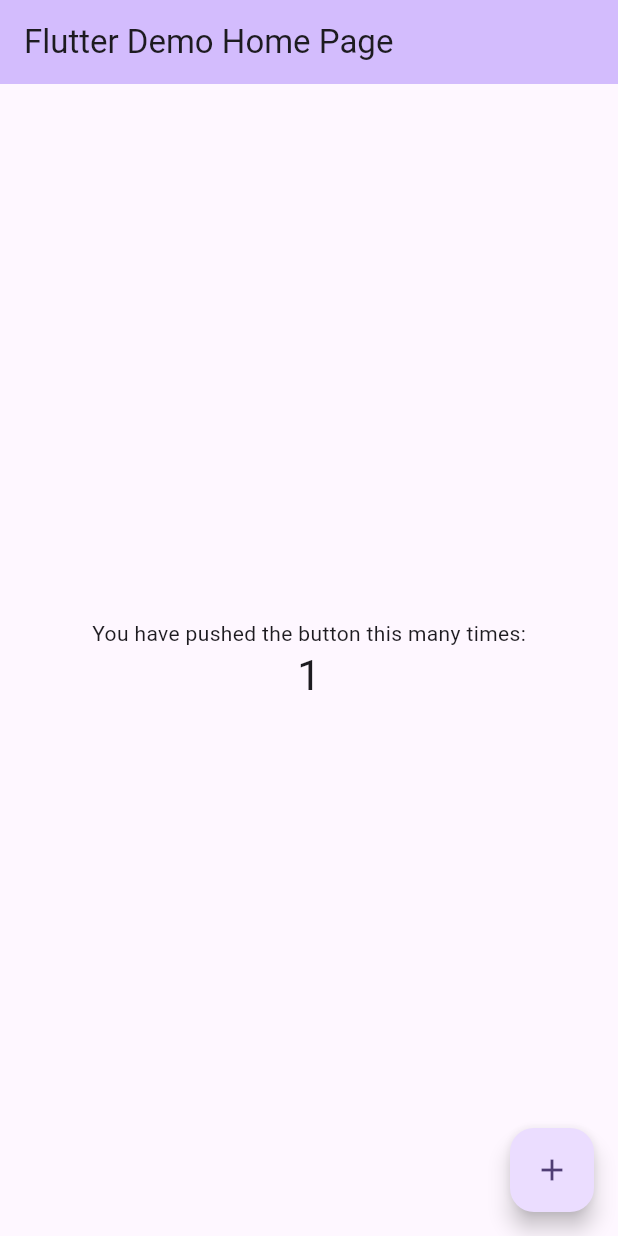
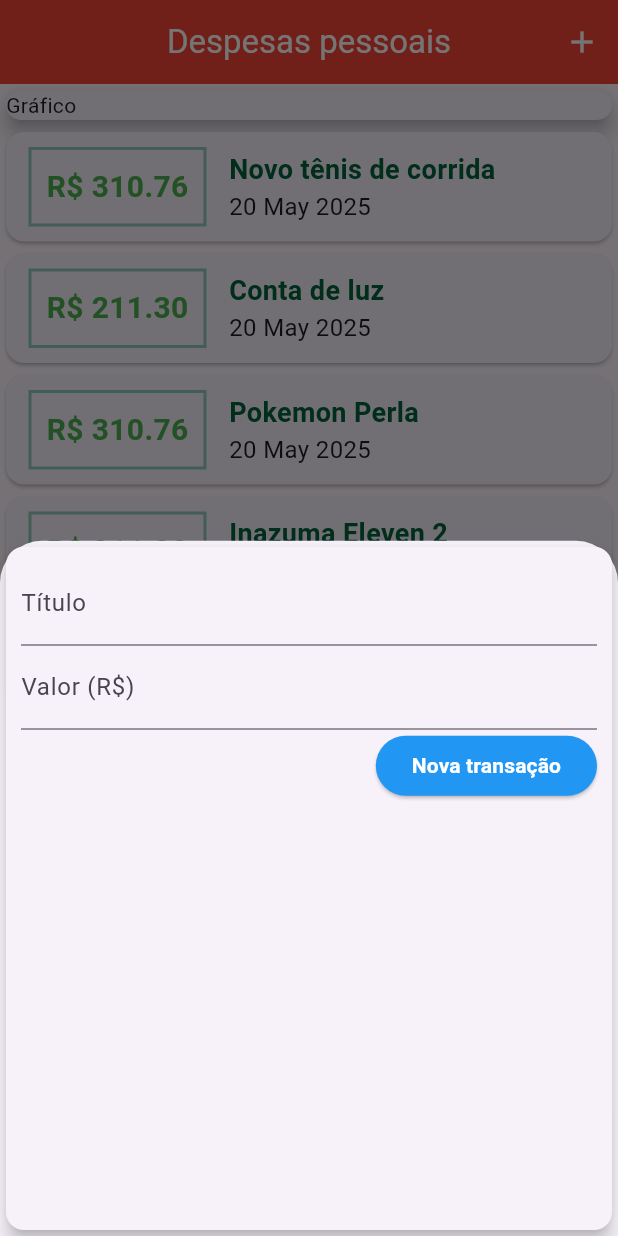
Before and after one commit to alejandrolozano13/projeto_expenses_flutter, a Flutter app: the screen it shows after launch, after a tap on the "add" icon, on a phone screen of 412 x 824 dp. Run offline on Flutter 3.47's test engine with Material 3 defaults, Android fonts, the phone set to English and light mode, and no system bars; statements that could not run were skipped.

```diff
--- /dev/null
+++ b/expenses/lib/components/transactionForm.dart
@@ -0,0 +1,64 @@
+import 'package:flutter/material.dart';
+
+class Transactionform extends StatefulWidget {
+  final void Function(String, double) onSubmit;
+  Transactionform(this.onSubmit);
+
+  @override
+  State<Transactionform> createState() => _TransactionformState();
+}
+
+class _TransactionformState extends State<Transactionform> {
+  final titleController = TextEditingController();
+  final valueController = TextEditingController();
+
+  _submitForm() {
+    final title = titleController.text;
+    final value = double.tryParse(valueController.text) ?? 0.0;
+
+    if (title.isEmpty || value <= 0) return;
+    widget.onSubmit(title, value);
+  }
+
+  @override
+  Widget build(BuildContext context) {
+    return Card(
+      elevation: 5,
+      child: Padding(
+        padding: const EdgeInsets.all(10),
+        child: Column(
+          children: [
+            TextField(
+              decoration: InputDecoration(labelText: "Título"),
+              controller: titleController,
+            ),
+            TextField(
+              decoration: InputDecoration(labelText: "Valor (R\$)"),
+              keyboardType: TextInputType.numberWithOptions(decimal: true),
+              onSubmitted: (_) => _submitForm(),
+              controller: valueController,
+            ),
+            Row(
+              mainAxisAlignment: MainAxisAlignment.end,
+              children: [
+                ElevatedButton(
+                  style: ElevatedButton.styleFrom(
+                    backgroundColor: Colors.blue,
+                  ),
+                  onPressed: _submitForm,
+                  child: Text(
+                    "Nova transação",
+                    style: TextStyle(
+                      color: Colors.white,
+                      fontWeight: FontWeight.bold,
+                    ),
+                  ),
+                ),
+              ],
+            ),
+          ],
+        ),
+      ),
+    );
+  }
+}
--- /dev/null
+++ b/expenses/lib/components/transactionList.dart
@@ -0,0 +1,66 @@
+import '../models/transaction.dart';
+import 'package:flutter/material.dart';
+import 'package:intl/intl.dart';
+
+class Transactionlist extends StatelessWidget {
+  final List<Transaction> transactions;
+
+  Transactionlist(this.transactions);
+
+  @override
+  Widget build(BuildContext context) {
+    return Container(
+      height: 500,
+      child: ListView.builder(
+        itemCount: transactions.length,
+        itemBuilder: (context, index) {
+          final tr = transactions[index];
+          return Card(
+            child: Row(
+              mainAxisAlignment: MainAxisAlignment.start,
+              crossAxisAlignment: CrossAxisAlignment.center,
+              children: [
+                Container(
+                  margin: EdgeInsets.symmetric(horizontal: 15, vertical: 10),
+                  decoration: BoxDecoration(
+                    border: Border.all(
+                      color: const Color.fromARGB(255, 142, 202, 184),
+                      width: 2,
+                    ),
+                  ),
+                  padding: EdgeInsets.all(10),
+                  child: Text(
+                    "R\$ ${tr.value.toStringAsFixed(2)}",
+                    style: TextStyle(
+                      fontSize: 20,
+                      fontWeight: FontWeight.bold,
+                      color: Colors.green,
+                    ),
+                  ),
+                ),
+                Column(
+                  mainAxisAlignment: MainAxisAlignment.start,
+                  crossAxisAlignment: CrossAxisAlignment.start,
+                  children: [
+                    Text(
+                      tr.title,
+                      style: TextStyle(
+                        fontWeight: FontWeight.bold,
+                        fontSize: 18,
+                        color: const Color.fromARGB(255, 3, 97, 58),
+                      ),
+                    ),
+                    Text(
+                      DateFormat('d MMM y').format(tr.date),
+                      style: TextStyle(fontSize: 16),
+                    ),
+                  ],
+                ),
+              ],
+            ),
+          );
+        },
+      ),
+    );
+  }
+}
--- /dev/null
+++ b/expenses/lib/components/transactionUser.dart
@@ -0,0 +1,14 @@
+import 'package:flutter/material.dart';
+import '../models/transaction.dart';
+import './transactionList.dart';
+
+class Transactionuser extends StatelessWidget {
+
+  final List<Transaction> transactions;
+  Transactionuser(this.transactions);
+
+  @override
+  Widget build(BuildContext context) {
+    return Transactionlist(transactions);
+  }
+}
--- a/expenses/lib/main.dart
+++ b/expenses/lib/main.dart
@@ -1,122 +1,140 @@
+import 'package:expenses/components/transactionUser.dart';
 import 'package:flutter/material.dart';
+import 'package:expenses/models/transaction.dart';
+import 'dart:math';
+import 'package:expenses/components/transactionForm.dart';
 
-void main() {
-  runApp(const MyApp());
-}
+void main() => runApp(Expenses());
 
-class MyApp extends StatelessWidget {
-  const MyApp({super.key});
-
-  // This widget is the root of your application.
+class Expenses extends StatelessWidget {
   @override
   Widget build(BuildContext context) {
     return MaterialApp(
-      title: 'Flutter Demo',
+      home: MyHomePage(),
       theme: ThemeData(
-        // This is the theme of your application.
-        //
-        // TRY THIS: Try running your application with "flutter run". You'll see
-        // the application has a purple toolbar. Then, without quitting the app,
-        // try changing the seedColor in the colorScheme below to Colors.green
-        // and then invoke "hot reload" (save your changes or press the "hot
-        // reload" button in a Flutter-supported IDE, or press "r" if you used
-        // the command line to start the app).
-        //
-        // Notice that the counter didn't reset back to zero; the application
-        // state is not lost during the reload. To reset the state, use hot
-        // restart instead.
-        //
-        // This works for code too, not just values: Most code changes can be
-        // tested with just a hot reload.
-        colorScheme: ColorScheme.fromSeed(seedColor: Colors.deepPurple),
+        primaryColor:
       ),
-      home: const MyHomePage(title: 'Flutter Demo Home Page'),
     );
   }
 }
 
 class MyHomePage extends StatefulWidget {
-  const MyHomePage({super.key, required this.title});
-
-  // This widget is the home page of your application. It is stateful, meaning
-  // that it has a State object (defined below) that contains fields that affect
-  // how it looks.
-
-  // This class is the configuration for the state. It holds the values (in this
-  // case the title) provided by the parent (in this case the App widget) and
-  // used by the build method of the State. Fields in a Widget subclass are
-  // always marked "final".
-
-  final String title;
-
   @override
   State<MyHomePage> createState() => _MyHomePageState();
 }
 
 class _MyHomePageState extends State<MyHomePage> {
-  int _counter = 0;
+  _openTransactionFormModal(BuildContext context) {
+    showModalBottomSheet(
+      context: context,
+      builder: (_) {
+        return Transactionform(_addTransaction);
+      },
+    );
+  }
 
-  void _incrementCounter() {
+  final _transactions = [
+    Transaction(
+      id: 't1',
+      title: 'Novo tênis de corrida',
+      value: 310.76,
+      date: DateTime.now(),
+    ),
+    Transaction(
+      id: 't2',
+      title: 'Conta de luz',
+      value: 211.30,
+      date: DateTime.now(),
+    ),
+    Transaction(
+      id: 't3',
+      title: 'Pokemon Perla',
+      value: 310.76,
+      date: DateTime.now(),
+    ),
+    Transaction(
+      id: 't4',
+      title: 'Inazuma Eleven 2',
+      value: 211.30,
+      date: DateTime.now(),
+    ),
+    Transaction(
+      id: 't5',
+      title: 'Marreta',
+      value: 310.76,
+      date: DateTime.now(),
+    ),
+    Transaction(
+      id: 't6',
+      title: 'Gatonilo',
+      value: 211.30,
+      date: DateTime.now(),
+    ),
+    Transaction(
+      id: 't7',
+      title: 'Real Madrido',
+      value: 211.30,
+      date: DateTime.now(),
+    ),
+    Transaction(
+      id: 't8',
+      title: 'Barchelona',
+      value: 211.30,
+      date: DateTime.now(),
+    ),
+  ];
+
+  void _addTransaction(String title, double value) {
+    final newTransaction = Transaction(
+      id: Random().nextDouble().toString(),
+      title: title,
+      value: value,
+      date: DateTime.now(),
+    );
+
     setState(() {
-      // This call to setState tells the Flutter framework that something has
-      // changed in this State, which causes it to rerun the build method below
-      // so that the display can reflect the updated values. If we changed
-      // _counter without calling setState(), then the build method would not be
-      // called again, and so nothing would appear to happen.
-      _counter++;
+      _transactions.add(newTransaction);
     });
+
+    Navigator.of(context).pop(); // fechando o contexto da nossa modal
   }
 
   @override
   Widget build(BuildContext context) {
-    // This method is rerun every time setState is called, for instance as done
-    // by the _incrementCounter method above.
-    //
-    // The Flutter framework has been optimized to make rerunning build methods
-    // fast, so that you can just rebuild anything that needs updating rather
-    // than having to individually change instances of widgets.
     return Scaffold(
       appBar: AppBar(
-        // TRY THIS: Try changing the color here to a specific color (to
-        // Colors.amber, perhaps?) and trigger a hot reload to see the AppBar
-        // change color while the other colors stay the same.
-        backgroundColor: Theme.of(context).colorScheme.inversePrimary,
-        // Here we take the value from the MyHomePage object that was created by
-        // the App.build method, and use it to set our appbar title.
-        title: Text(widget.title),
+        title: Text("Despesas pessoais"),
+        backgroundColor: Colors.red,
+        foregroundColor: Colors.white,
+        centerTitle: true,
+        actions: [
+          IconButton(
+            onPressed: () => _openTransactionFormModal(context),
+            icon: Icon(Icons.add),
+          ),
+        ],
       ),
-      body: Center(
-        // Center is a layout widget. It takes a single child and positions it
-        // in the middle of the parent.
+      body: SingleChildScrollView(
         child: Column(
-          // Column is also a layout widget. It takes a list of children and
-          // arranges them vertically. By default, it sizes itself to fit its
-          // children horizontally, and tries to be as tall as its parent.
-          //
-          // Column has various properties to control how it sizes itself and
-          // how it positions its children. Here we use mainAxisAlignment to
-          // center the children vertically; the main axis here is the vertical
-          // axis because Columns are vertical (the cross axis would be
-          // horizontal).
-          //
-          // TRY THIS: Invoke "debug painting" (choose the "Toggle Debug Paint"
-          // action in the IDE, or press "p" in the console), to see the
-          // wireframe for each widget.
-          mainAxisAlignment: MainAxisAlignment.center,
-          children: <Widget>[
-            const Text('You have pushed the button this many times:'),
-            Text(
-              '$_counter',
-              style: Theme.of(context).textTheme.headlineMedium,
+          mainAxisAlignment: MainAxisAlignment.start,
+          crossAxisAlignment: CrossAxisAlignment.start,
+          children: [
+            SizedBox(
+              width: double.infinity,
+              child: Card(elevation: 5, child: Text("Gráfico")),
             ),
+            Transactionuser(_transactions),
           ],
         ),
       ),
       floatingActionButton: FloatingActionButton(
-        onPressed: _incrementCounter,
-        tooltip: 'Increment',
-        child: const Icon(Icons.add),
-      ), // This trailing comma makes auto-formatting nicer for build methods.
+        child: Icon(Icons.add),
+        backgroundColor: Colors.blue,
+        foregroundColor: Colors.white,
+        shape: RoundedRectangleBorder(borderRadius: BorderRadius.circular(30)),
+        onPressed: () => _openTransactionFormModal(context),
+      ),
+      floatingActionButtonLocation: FloatingActionButtonLocation.centerFloat,
     );
   }
 }
--- /dev/null
+++ b/expenses/lib/models/transaction.dart
@@ -0,0 +1,13 @@
+class Transaction {
+  final String id;
+  final String title;
+  final double value;
+  final DateTime date;
+
+  Transaction({
+    required this.id,
+    required this.title,
+    required this.value,
+    required this.date,
+  });
+}
--- a/expenses/pubspec.yaml
+++ b/expenses/pubspec.yaml
@@ -30,7 +30,7 @@ environment:
 dependencies:
   flutter:
     sdk: flutter
-
+  intl: ^0.20.2
   # The following adds the Cupertino Icons font to your application.
   # Use with the CupertinoIcons class for iOS style icons.
   cupertino_icons: ^1.0.8
```
Also changed, not shown: expenses/pubspec.lock.
